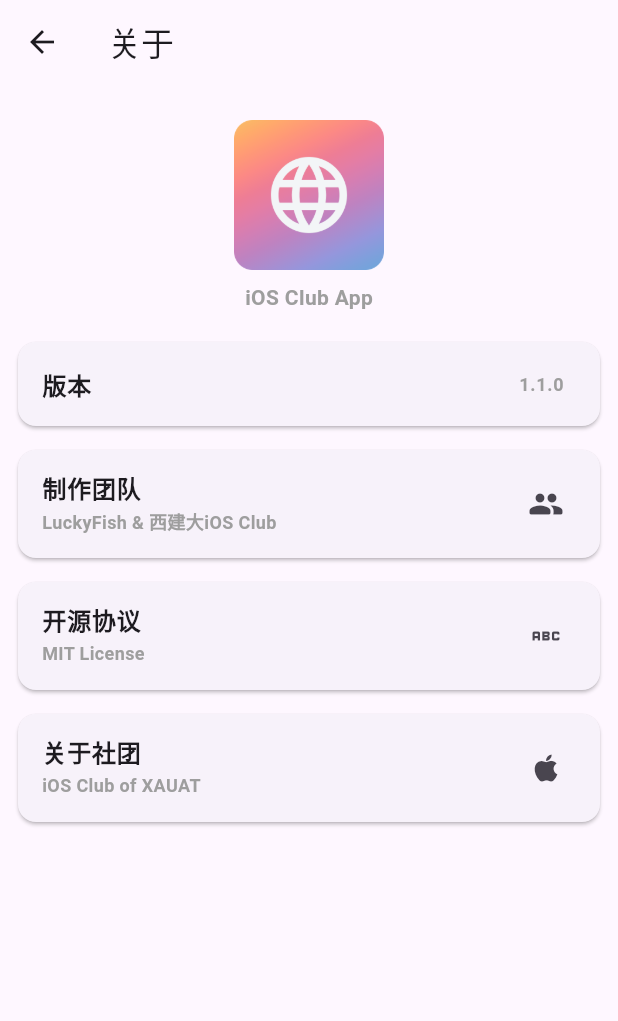
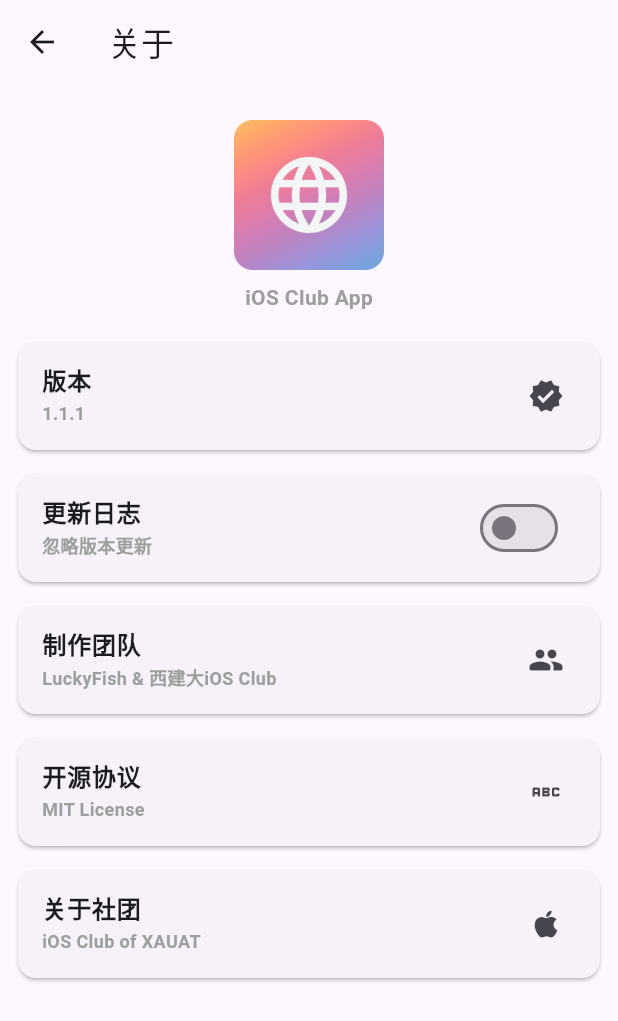
Before and after one commit to lijiajunply/iOSClub.AppMobile, a Flutter app: the AboutPage screen opened directly, on a phone screen of 412 x 824 dp. Shown: the top 1021 px of the screen. Run offline on Flutter 3.47's test engine with Material 3 defaults, Android fonts, the phone set to English and light mode, and no system bars; our stand-ins replace lottie, package_info_plus, permission_handler, shared_preferences; missing offline and left inert: android_intent_plus; accounts and stored records are empty.

Commit message:
加入更新

```diff
--- a/lib/Pages/AboutPage.dart
+++ b/lib/Pages/AboutPage.dart
@@ -1,10 +1,41 @@
 import 'package:flutter/material.dart';
+import 'package:package_info_plus/package_info_plus.dart';
+import 'package:shared_preferences/shared_preferences.dart';
 
-class AboutPage extends StatelessWidget {
+import '../Services/GiteeService.dart';
+
+class AboutPage extends StatefulWidget {
   const AboutPage({super.key});
 
   @override
+  State<StatefulWidget> createState() => _AboutPageState();
+}
+
+class _AboutPageState extends State<AboutPage> {
+  late bool updateIgnored = false;
+  late bool isNeedUpdate = false;
+  late String version = '';
+
+  @override
+  void initState() {
+    // TODO: implement initState
+    super.initState();
+    SharedPreferences.getInstance().then((prefs) {
+      setState(() {
+        updateIgnored = prefs.getBool('update_ignored') ?? false;
+        GiteeService.isNeedUpdate().then((value) {
+          isNeedUpdate = value;
+        });
+        PackageInfo.fromPlatform().then((value) {
+          version = value.version;
+        });
+      });
+    });
+  }
+
+  @override
   Widget build(BuildContext context) {
+
     return Scaffold(
       appBar: AppBar(
         title: const Text('关于'),
@@ -34,20 +65,55 @@
                   const SizedBox(
                     height: 16,
                   ),
-                  const Card(
+                  Card(
                     child: ListTile(
-                      title: Text(
+                      title: const Text(
                         '版本',
                         style: TextStyle(
                             fontWeight: FontWeight.bold, fontSize: 16),
                       ),
-                      trailing: Text('1.1.0',
+                      subtitle: Text(version,
                           style: TextStyle(
                               fontWeight: FontWeight.bold,
                               fontSize: 12,
                               color: Colors.grey)),
+                      trailing: isNeedUpdate
+                          ? const Icon(Icons.update)
+                          : Icon(Icons.verified),
+                      onTap: () async {
+                        if (isNeedUpdate) {
+                          final a = await GiteeService.getReleases();
+                          GiteeService.updateApp(a.name);
+                        }
+                      },
                     ),
                   ),
+                  const SizedBox(
+                    height: 8,
+                  ),
+                  Card(
+                      child: ListTile(
+                    title: const Text('更新日志',
+                        style: TextStyle(
+                            fontWeight: FontWeight.bold, fontSize: 16)),
+                    subtitle: const Text(
+                      '忽略版本更新',
+                      style: TextStyle(
+                          fontWeight: FontWeight.bold,
+                          fontSize: 12,
+                          color: Colors.grey),
+                    ),
+                    trailing: Switch(
+                      value: updateIgnored,
+                      onChanged: (bool value) async {
+                        setState(() {
+                          updateIgnored = value;
+                        });
+                        final prefs = await SharedPreferences.getInstance();
+                        prefs.setBool('update_ignored', value);
+                      },
+                    ),
+                  )),
                   const SizedBox(
                     height: 8,
                   ),
--- a/lib/Pages/ScheduleSettingPage.dart
+++ b/lib/Pages/ScheduleSettingPage.dart
@@ -198,7 +198,7 @@
   }
 
   void showCalendarGuidanceDialog(BuildContext context) {
-    final httpsUrl = 'https$url';
+    final httpsUrl = 'webcal$url';
 
     showDialog(
       context: context,
--- /dev/null
+++ b/lib/Services/GiteeService.dart
@@ -0,0 +1,70 @@
+import 'dart:convert';
+import 'package:http/http.dart' as http;
+import 'package:package_info_plus/package_info_plus.dart';
+import 'package:shared_preferences/shared_preferences.dart';
+import 'package:url_launcher/url_launcher.dart';
+
+class GiteeService {
+  static Future<ReleaseModel> getReleases() async {
+    final prefs = await SharedPreferences.getInstance();
+    final bool? updateIgnored = prefs.getBool('update_ignored');
+
+    if(updateIgnored == null || updateIgnored == false){
+      return ReleaseModel(name: '0.0.0', body: '0.0.0');
+    }
+
+    final Map<String, String> finalHeaders = {
+      'Accept': 'application/json',
+      'Content-Type': 'application/json',
+    };
+
+    final response = await http.get(
+        Uri.parse('https://xauatapi.xauat.site/App'),
+        headers: finalHeaders);
+
+    if (response.statusCode == 200) {
+      final jsonResponse = jsonDecode(response.body);
+      final a = jsonDecode(jsonResponse);
+      return ReleaseModel.fromJson(a[0] as Map<String, dynamic>);
+    } else {
+      return ReleaseModel(name: '0.0.0', body: '0.0.0');
+    }
+  }
+
+  static Future<bool> isNeedUpdate() async {
+    final result = await getReleases();
+    final packageInfo = await PackageInfo.fromPlatform();
+    return result.name != '0.0.0' && result.name != packageInfo.version;
+  }
+
+  static Future<void> updateApp(String name) async {
+    final packageInfo = await PackageInfo.fromPlatform();
+    if (name != packageInfo.version) {
+      final Uri uri = Uri.parse(
+          'https://gitee.com/luckyfishisdashen/iOSClub.AppMobile/releases/download/$name/app-release.apk');
+
+      if (await canLaunchUrl(uri)) {
+        await launchUrl(uri);
+      } else {
+        throw '无法下载';
+      }
+    }
+  }
+}
+
+class ReleaseModel {
+  final String name;
+  final String body;
+
+  ReleaseModel({
+    required this.name,
+    required this.body,
+  });
+
+  factory ReleaseModel.fromJson(Map<String, dynamic> json) {
+    return ReleaseModel(
+      name: json['name'],
+      body: json['body'],
+    );
+  }
+}
--- a/pubspec.yaml
+++ b/pubspec.yaml
@@ -46,6 +46,7 @@
   flutter_local_notifications: ^18.0.1
   url_launcher: ^6.3.1
   android_intent_plus: ^5.3.0
+  package_info_plus: ^8.3.0
 
 dev_dependencies:
   flutter_test:
```
Also changed, not shown: lib/main.dart (+65 -3 lines), pubspec.lock, 1 other file.
